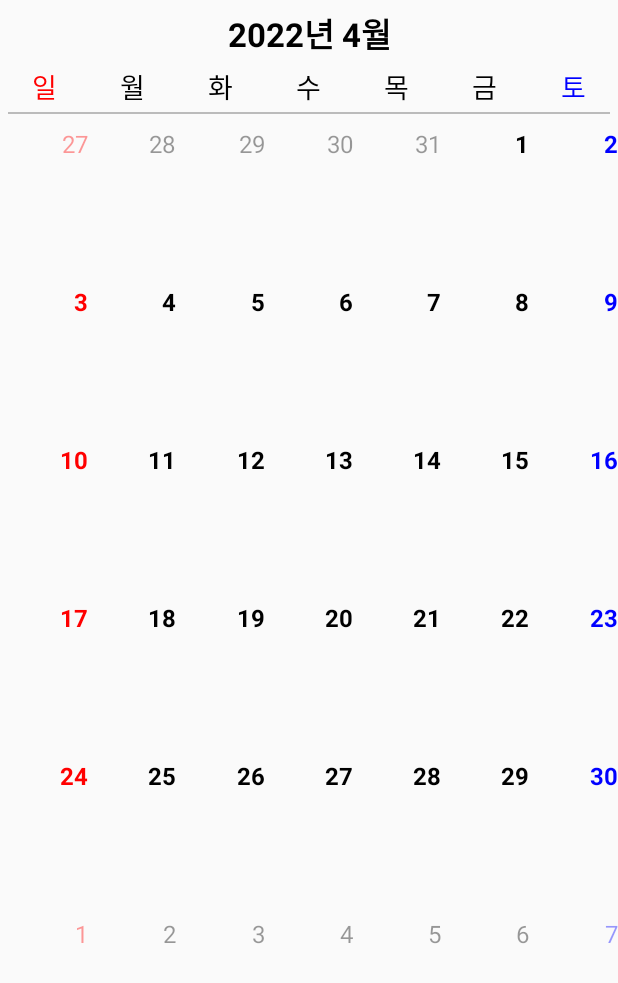
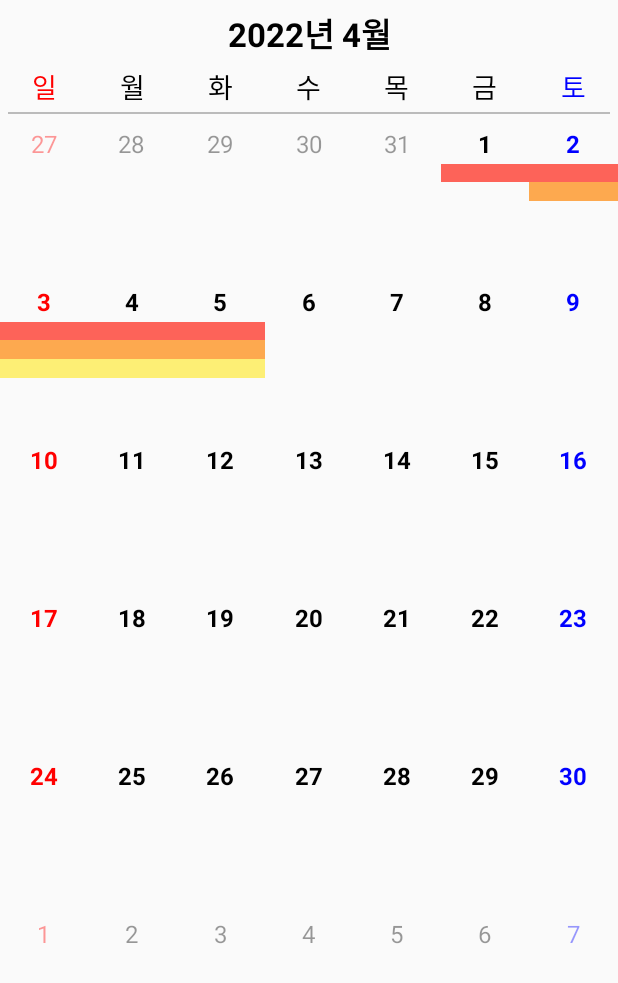
Before and after one commit to DimJe/FinalProject, an Android app: the TaskViewWithCal screen opened directly, with no data from a screen before it, on a phone screen of 412 x 824 dp. Shown: the top 983 px of the screen. Run offline under Robolectric (Android 15) with nearby library versions, the phone set to English and light mode, and no system bars.

Commit message:
과제기간 캘린더뷰에 표시

```diff
--- /dev/null
+++ b/app/src/main/java/org/techtown/finalproject/APIViewModel/Taskinfo.kt
@@ -0,0 +1,16 @@
+package org.techtown.finalproject.APIViewModel
+
+class Taskinfo{
+    var startDay : Int = 0
+    var startMonth : Int = 0
+    var endDay : Int = 0
+    var endMonth : Int = 0
+    var taskName : String = ""
+    constructor(startDate : String,endDate : String,taskName : String){
+        this.startDay = (startDate[8].toString()+startDate[9].toString()).toInt()
+        this.startMonth = (startDate[5].toString()+startDate[6].toString()).toInt()
+        this.endDay = (endDate[8].toString()+endDate[9].toString()).toInt()
+        this.endMonth = (endDate[5].toString()+endDate[6].toString()).toInt()
+        this.taskName = taskName
+    }
+}
--- a/app/src/main/java/org/techtown/finalproject/Calendar/AdapterDay.kt
+++ b/app/src/main/java/org/techtown/finalproject/Calendar/AdapterDay.kt
@@ -2,32 +2,69 @@ package org.techtown.finalproject.Calendar
 
 import android.graphics.Color
 import android.graphics.Typeface
+import android.util.Log
 import android.view.LayoutInflater
 import android.view.View
+import android.view.View.VISIBLE
 import android.view.ViewGroup
 import android.widget.Toast
+import androidx.core.view.isVisible
 import androidx.recyclerview.widget.RecyclerView
 import kotlinx.android.synthetic.main.list_item_day.view.*
+import org.techtown.finalproject.APIViewModel.Taskinfo
+import org.techtown.finalproject.MainActivity.Companion.TAG
 import org.techtown.finalproject.R
 import java.time.LocalDateTime
 import java.time.format.DateTimeFormatter
 import java.util.*
 
-class AdapterDay(val tempMonth:Int, val dayList: MutableList<Date>): RecyclerView.Adapter<AdapterDay.DayView>() {
+class AdapterDay(val tempMonth:Int, val dayList: MutableList<Date>,val taskList : ArrayList<Taskinfo>): RecyclerView.Adapter<AdapterDay.DayView>() {
     val ROW = 6
     val current = LocalDateTime.now()
     val forMatter = DateTimeFormatter.ofPattern("dd")
     val forMonth = DateTimeFormatter.ofPattern("MM")
     val forMonthed = current.format(forMonth)
     val forMatted = current.format(forMatter)
+    val scheduleList = arrayOfNulls<View>(6)
+    val schedule = MutableList<Boolean>(6, init = {false})
+    var scheduleLine : Int = 0
     inner class DayView(val layout: View): RecyclerView.ViewHolder(layout)
 
     override fun onCreateViewHolder(parent: ViewGroup, viewType: Int): DayView {
+        Log.d(TAG, "onCreateViewHolder: $tempMonth, ${dayList[15].month}")
         var view = LayoutInflater.from(parent.context).inflate(R.layout.list_item_day, parent, false)
         return DayView(view)
     }
 
     override fun onBindViewHolder(holder: DayView, position: Int) {
+        Log.d(TAG, "onBindViewHolder: $position")
+        scheduleList[0] = holder.layout.one
+        scheduleList[1] = holder.layout.two
+        scheduleList[2] = holder.layout.three
+        scheduleList[3] = holder.layout.four
+        scheduleList[4] = holder.layout.five
+        scheduleList[5] = holder.layout.six
+
+
+        taskList.forEachIndexed { index, it ->
+            if (it.startMonth-1==dayList[position].month && it.startDay==dayList[position].date){
+                schedule[scheduleLine] = true
+                scheduleLine++
+            }
+        }
+
+        for(i in 0..5){
+            if(schedule[i]){
+                scheduleList[i]!!.visibility = VISIBLE
+            }
+        }
+
+        taskList.forEachIndexed { index, it ->
+            if (it.endMonth-1==dayList[position].month && it.endDay==dayList[position].date){
+                schedule[index] = false
+            }
+        }
+
         holder.layout.item_day_layout.setOnClickListener {
             Toast.makeText(holder.layout.context, "${dayList[position]}", Toast.LENGTH_SHORT).show()
         }
@@ -45,6 +82,7 @@ class AdapterDay(val tempMonth:Int, val dayList: MutableList<Date>): RecyclerVie
             holder.layout.item_day_text.alpha = 0.4f
             holder.layout.item_day_text.setTypeface(null, Typeface.NORMAL)
         }
+
     }
 
     override fun getItemCount(): Int {
--- a/app/src/main/java/org/techtown/finalproject/Calendar/AdapterMonth.kt
+++ b/app/src/main/java/org/techtown/finalproject/Calendar/AdapterMonth.kt
@@ -6,10 +6,11 @@ import android.view.ViewGroup
 import androidx.recyclerview.widget.GridLayoutManager
 import androidx.recyclerview.widget.RecyclerView
 import kotlinx.android.synthetic.main.list_item_month.view.*
+import org.techtown.finalproject.APIViewModel.Taskinfo
 import org.techtown.finalproject.R
 import java.util.*
 
-class AdapterMonth: RecyclerView.Adapter<AdapterMonth.MonthView>() {
+class AdapterMonth(val taskList : ArrayList<Taskinfo>): RecyclerView.Adapter<AdapterMonth.MonthView>() {
     val center = Int.MAX_VALUE / 2
     private var calendar = Calendar.getInstance()
 
@@ -37,7 +38,7 @@ class AdapterMonth: RecyclerView.Adapter<AdapterMonth.MonthView>() {
         }
 
         val dayListManager = GridLayoutManager(holder.layout.context, 7)
-        val dayListAdapter = AdapterDay(tempMonth, dayList)
+        val dayListAdapter = AdapterDay(tempMonth, dayList,taskList)
 
         holder.layout.item_month_day_list.apply {
             layoutManager = dayListManager
--- a/app/src/main/java/org/techtown/finalproject/TaskViewWithCal.kt
+++ b/app/src/main/java/org/techtown/finalproject/TaskViewWithCal.kt
@@ -5,6 +5,7 @@ import android.os.Bundle
 import androidx.recyclerview.widget.LinearLayoutManager
 import androidx.recyclerview.widget.PagerSnapHelper
 import kotlinx.android.synthetic.main.activity_task_view_with_cal.*
+import org.techtown.finalproject.APIViewModel.Taskinfo
 import org.techtown.finalproject.Calendar.AdapterMonth
 
 class TaskViewWithCal : AppCompatActivity() {
@@ -12,8 +13,13 @@ class TaskViewWithCal : AppCompatActivity() {
         super.onCreate(savedInstanceState)
         setContentView(R.layout.activity_task_view_with_cal)
 
+        val taskList : ArrayList<Taskinfo> = ArrayList()
+        taskList.add(Taskinfo("2022-04-01 00:00","2022-04-05 23:59","[일반 과제]1st report"))
+        taskList.add(Taskinfo("2022-04-02 00:00","2022-04-05 23:59","[일반 과제]2st report"))
+        taskList.add(Taskinfo("2022-04-03 00:00","2022-04-05 23:59","[일반 과제]3st report"))
+        taskList.sortedWith(compareBy<Taskinfo>{it.startMonth}.thenBy {it.startDay})
         val monthListManager = LinearLayoutManager(this, LinearLayoutManager.HORIZONTAL, false)
-        val monthListAdapter = AdapterMonth()
+        val monthListAdapter = AdapterMonth(taskList)
 
         calendar_custom.apply {
             layoutManager = monthListManager
--- /dev/null
+++ b/app/src/main/res/drawable/round.xml
@@ -0,0 +1,8 @@
+<?xml version="1.0" encoding="utf-8"?>
+<layer-list xmlns:android="http://schemas.android.com/apk/res/android">
+    <item>
+        <shape>
+            <corners android:radius="10dp"/>
+        </shape>
+    </item>
+</layer-list>
--- a/app/src/main/res/layout/list_item_day.xml
+++ b/app/src/main/res/layout/list_item_day.xml
@@ -4,7 +4,7 @@
     android:layout_width="match_parent"
     android:layout_height="100dp"
     android:layout_marginTop="5dp"
-    android:gravity="right"
+    android:gravity="center"
     android:orientation="vertical"
     android:weightSum="8">
 
@@ -17,46 +17,52 @@
         android:textSize="16sp"
         android:textStyle="bold" />
     <View
+        android:id="@+id/one"
         android:layout_width="match_parent"
         android:layout_height="0dp"
         android:layout_weight="1"
         android:visibility="invisible"
-        android:background="#F44336"
+        android:background="#A4FF1100"
         />
     <View
+        android:id="@+id/two"
         android:layout_width="match_parent"
         android:layout_height="0dp"
         android:layout_weight="1"
         android:visibility="invisible"
-        android:background="#673AB7"
+        android:background="#AEFF8500"
         />
     <View
+        android:id="@+id/three"
         android:layout_width="match_parent"
         android:layout_height="0dp"
         android:layout_weight="1"
         android:visibility="invisible"
-        android:background="#00BCD4"
+        android:background="#B0FFEB3B"
         />
     <View
+        android:id="@+id/four"
         android:layout_width="match_parent"
         android:layout_height="0dp"
         android:layout_weight="1"
         android:visibility="invisible"
-        android:background="#4CAF50"
+        android:background="#B500FF0A"
         />
     <View
+        android:id="@+id/five"
         android:layout_width="match_parent"
         android:layout_height="0dp"
         android:layout_weight="1"
         android:visibility="invisible"
-        android:background="#CDDC39"
+        android:background="#B5005EFF"
         />
     <View
+        android:id="@+id/six"
         android:layout_width="match_parent"
         android:layout_height="0dp"
         android:visibility="invisible"
         android:layout_weight="1"
-        android:background="#FFC107"
+        android:background="#B29D00FF"
         />
 
 
```
